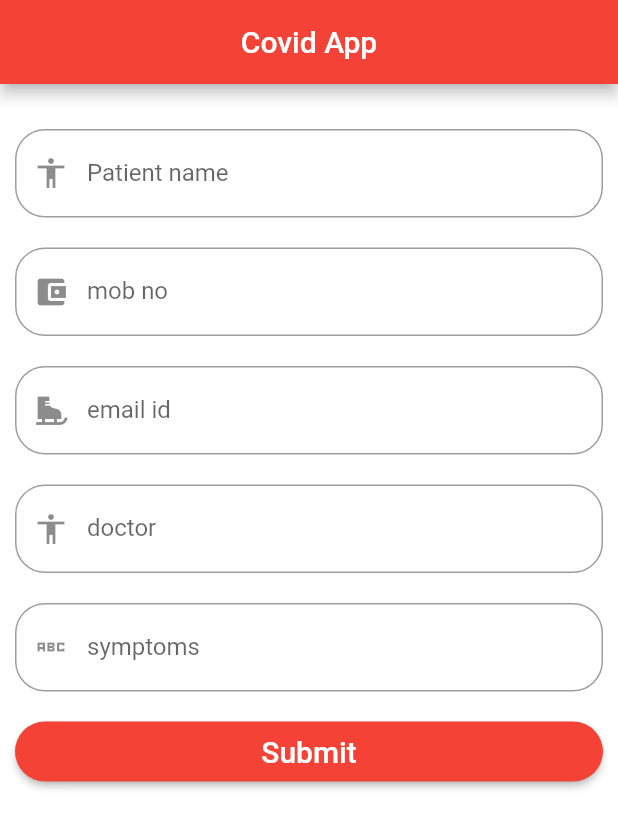
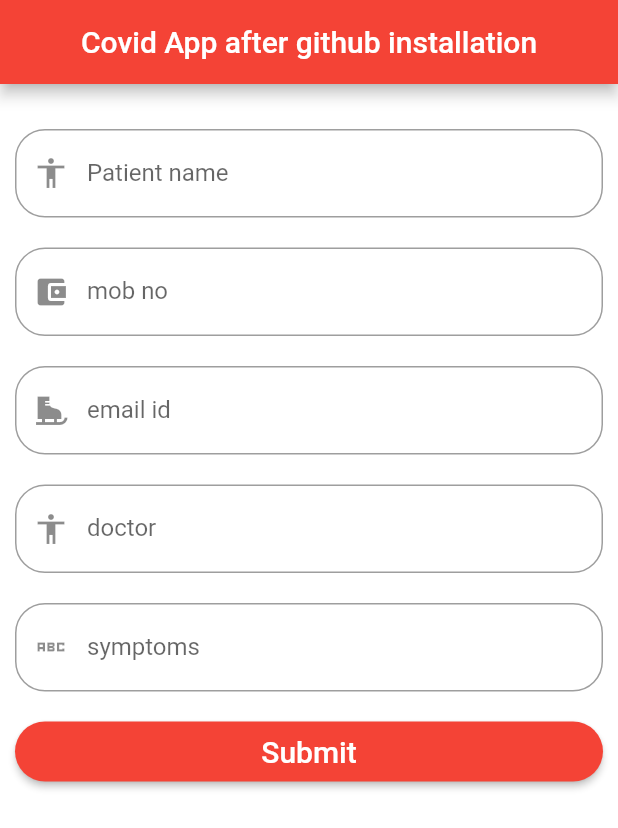
Before and after one commit to jisharobin/covid-application, a Flutter app: the screen it shows after launch, on a phone screen of 412 x 824 dp. Shown: the top 828 px of the screen. Run offline on Flutter 3.47's test engine with Material 2 defaults, Android fonts, the phone set to English and light mode, and no system bars.

Commit message:
appbar title head changed

```diff
--- a/lib/main.dart
+++ b/lib/main.dart
@@ -15,7 +15,7 @@ TextEditingController pdoc=TextEditingController();
         backgroundColor: Colors.white,
         appBar: AppBar(
           backgroundColor: Colors.red,
-          title: Text("Covid App"),
+          title: Text("Covid App after github installation"),
           centerTitle: true,
         ),
         body: SingleChildScrollView(
```
